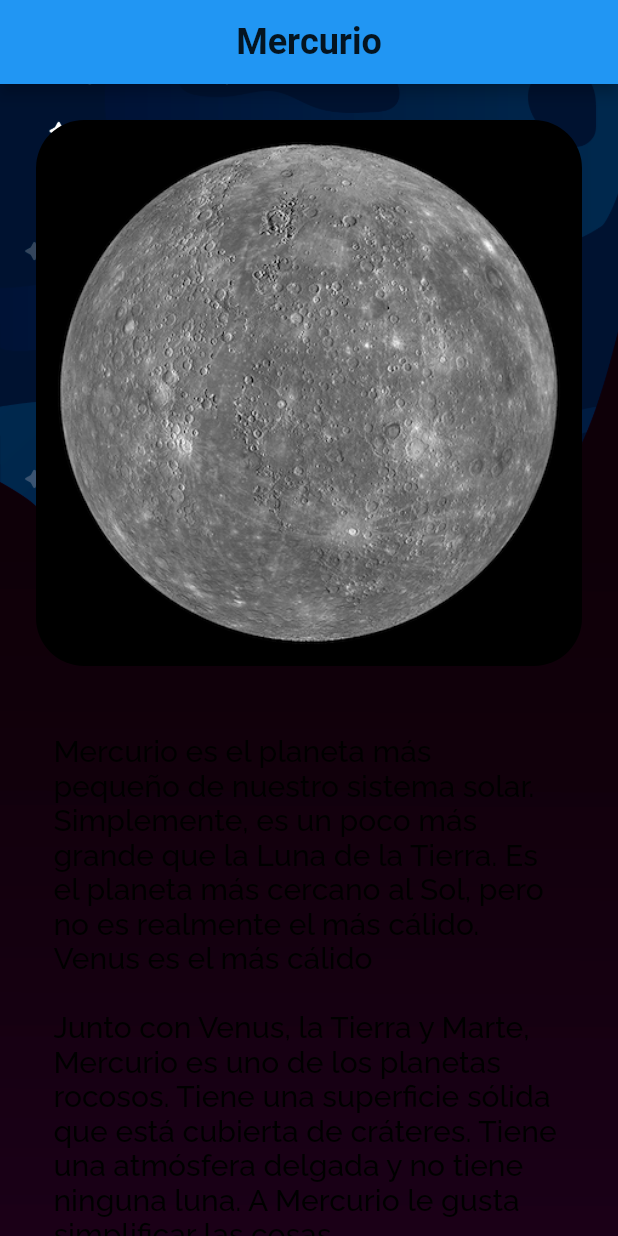
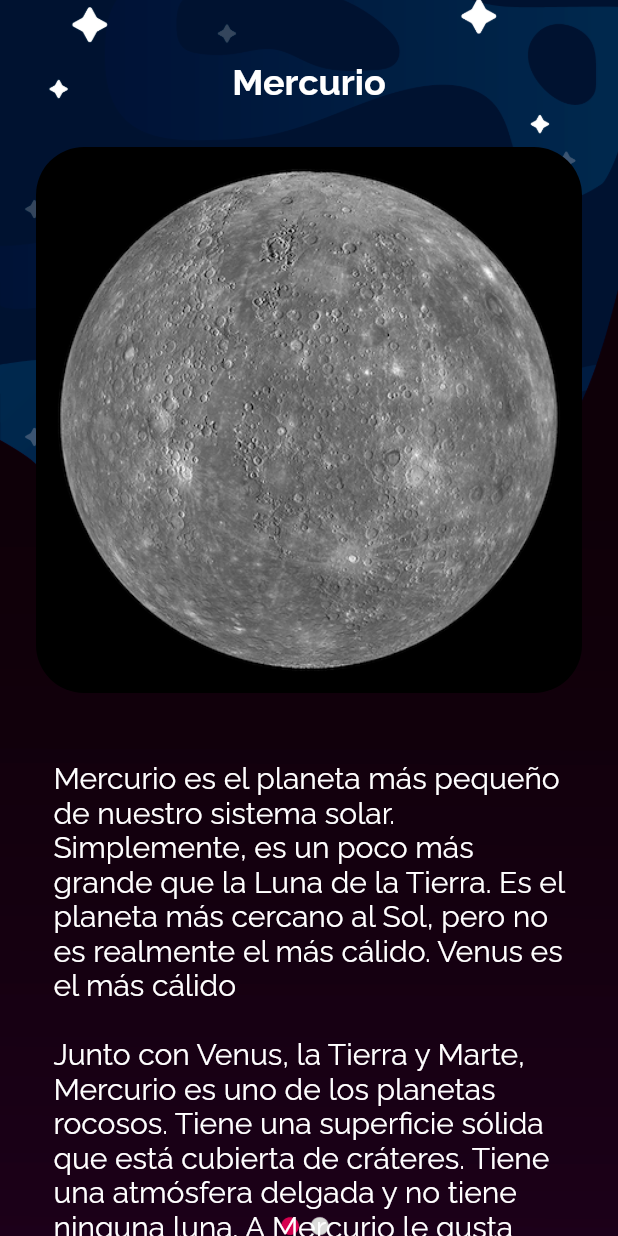
Before and after one commit to spaceInvadersTeam/spacequest, a Flutter app: the PlanetOverview screen opened directly, on a phone screen of 412 x 824 dp. Run offline on Flutter 3.47's test engine with Material 2 defaults, Android fonts, the phone set to English and light mode, and no system bars; our stand-ins replace google_fonts.

Commit message:
updated text styles and gameflow

```diff
--- a/lib/planet_info_page.dart
+++ b/lib/planet_info_page.dart
@@ -1,4 +1,5 @@
 import 'package:flutter/material.dart';
+import 'package:google_fonts/google_fonts.dart';
 import 'package:space_quest/localization/translations.dart';
 import 'planet.dart';
 
@@ -17,11 +18,13 @@ class PlanetCard extends StatelessWidget {
         ),
       ),
       SingleChildScrollView(
+
           child: Column(children: <Widget>[
-        /*Text(
-          planet.name,
-          style: Theme.of(context).textTheme.headline2,
-        ),
+            SizedBox(height: 40.0), //separador*/
+            Text(planet.name,
+                style: GoogleFonts.raleway(
+                  textStyle: new TextStyle(fontSize: 24.0, color: Colors.white, fontWeight: FontWeight.bold),
+                )),
         SizedBox(height: 6.0), //separador*/
         Container(
           padding: EdgeInsets.all(24.0),
@@ -42,8 +45,10 @@ class PlanetCard extends StatelessWidget {
               padding: EdgeInsets.fromLTRB(15, 15, 15, 15),
               width: MediaQuery.of(context).size.width * 0.9,
               child: Text(planet.overview,
-                  style: Theme.of(context).textTheme.bodyText1),
-            ))),
+                  style: GoogleFonts.raleway(
+                    textStyle: new TextStyle(fontSize: 20.0, color: Colors.white,),
+                 )),
+              )))
       ]))
     ]);
   }
--- a/lib/planet_overview.dart
+++ b/lib/planet_overview.dart
@@ -1,6 +1,7 @@
 import 'dart:math';
 
 import 'package:flutter/material.dart';
+import 'package:google_fonts/google_fonts.dart';
 import 'package:space_quest/countdown_timer.dart';
 import 'package:space_quest/localization/translations.dart';
 import 'planet.dart';
@@ -37,14 +38,16 @@ class PlanetOverviewState extends State<PlanetOverview> {
     }
 
     return Scaffold(
-        appBar: AppBar(
+        /*appBar: AppBar(
           title: Text(
             planet.name,
-            style: Theme.of(context).textTheme.headline2,
+            style: GoogleFonts.raleway(
+              textStyle: new TextStyle(fontSize: 20.0, color: Colors.white,),
+            ),
           ),
           centerTitle: true,
-          backgroundColor: Theme.of(context).primaryColor,
-        ),
+          backgroundColor: Colors.transparent,
+        ),*/
         backgroundColor: const Color(0xFFF1F1EF),
         body:
             /*PageView(
@@ -53,7 +56,7 @@ class PlanetOverviewState extends State<PlanetOverview> {
               StatsList(translator:translator,planet: testPlanet)
             ]),*/
             Column(children: <Widget>[
-          //Expanded( flex: 1, child:OtpTimer()),
+         // Expanded( flex: 1,     //OtpTimer()               )),
           Expanded(
               flex: 10,
               child: PageView(children: <Widget>[
```
Also changed, not shown: lib/home_page.dart (+4 -21 lines), lib/planet_stats_page.dart (+15 -12 lines).
